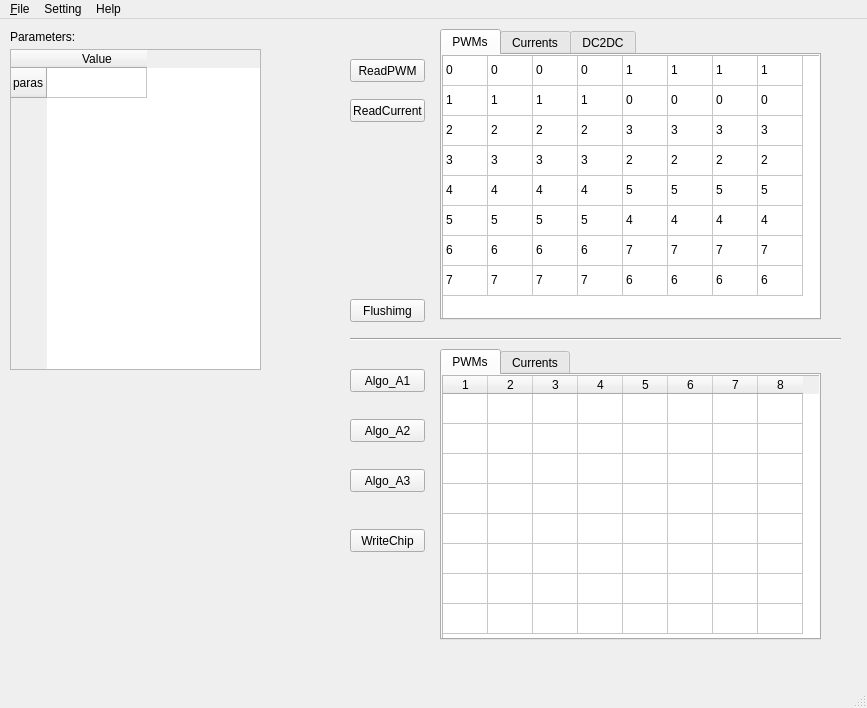
This is twoFirst01/dimmingdebugger_res.ui in hooloong/gitpython as Qt 5 draws it before an edit. The edited form follows.
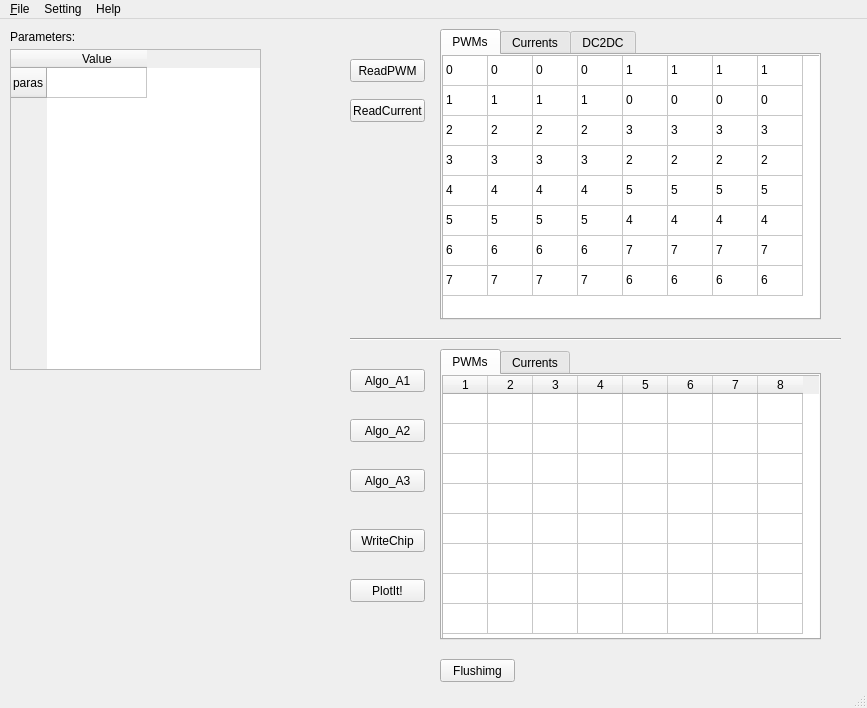
This is the edited form. Icons and pictures are not drawn.

Commit message: Updated embed plot dailog and 3d bar in dimming debugger.

The edit to the form file:
```diff
--- a/twoFirst01/dimmingdebugger_res.ui
+++ b/twoFirst01/dimmingdebugger_res.ui
@@ -1059,8 +1059,8 @@
    <widget class="QPushButton" name="pushButton_flushimg">
     <property name="geometry">
      <rect>
-      <x>350</x>
-      <y>280</y>
+      <x>440</x>
+      <y>640</y>
       <width>75</width>
       <height>23</height>
      </rect>
@@ -1069,6 +1069,19 @@
      <string>Flushimg</string>
     </property>
    </widget>
+   <widget class="QPushButton" name="pushButton_plot">
+    <property name="geometry">
+     <rect>
+      <x>350</x>
+      <y>560</y>
+      <width>75</width>
+      <height>23</height>
+     </rect>
+    </property>
+    <property name="text">
+     <string>PlotIt!</string>
+    </property>
+   </widget>
   </widget>
   <widget class="QMenuBar" name="menubar">
    <property name="geometry">
```
The commit also changes 2 other files.
